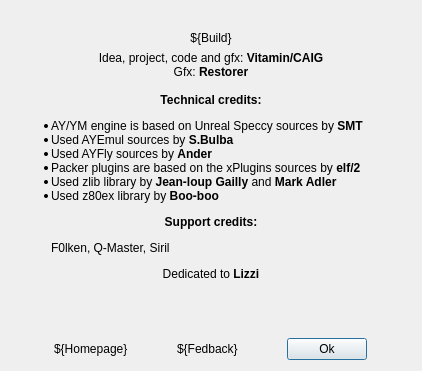
The window that apps/zxtune-qt/ui/informational/aboutdialog.ui (vitamin-caig/zxtune) describes before a commit, drawn with Qt 5.
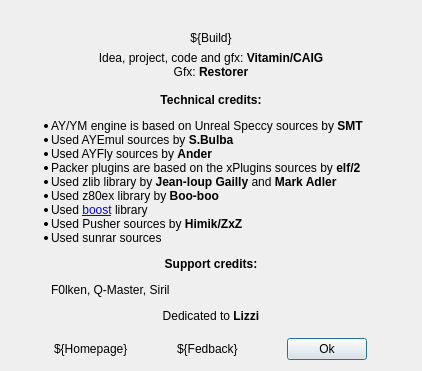
The same window after the commit. Icons and pictures are not drawn.

Commit message: zxtune-qt: additional credits.

Diff of the .ui file:
```diff
--- a/apps/zxtune-qt/ui/informational/aboutdialog.ui
+++ b/apps/zxtune-qt/ui/informational/aboutdialog.ui
@@ -74,6 +74,9 @@
 &lt;li&gt;Packer plugins are based on the xPlugins sources by &lt;b&gt;elf/2&lt;/b&gt;&lt;/li&gt;
 &lt;li&gt;Used zlib library by &lt;b&gt;Jean-loup Gailly&lt;/b&gt; and &lt;b&gt;Mark Adler&lt;/b&gt;&lt;/li&gt;
 &lt;li&gt;Used z80ex library by &lt;b&gt;Boo-boo&lt;/b&gt;&lt;/li&gt;
+&lt;li&gt;Used &lt;a href=&quot;http://boost.org&quot;&gt;boost&lt;/a&gt; library&lt;/li&gt;
+&lt;li&gt;Used Pusher sources by &lt;b&gt;Himik/ZxZ&lt;/b&gt;&lt;/li&gt;
+&lt;li&gt;Used sunrar sources&lt;/li&gt;
 &lt;/ul&gt;
 
 &lt;center&gt;&lt;b&gt;Support credits:&lt;/b&gt;&lt;/center&gt;
```
